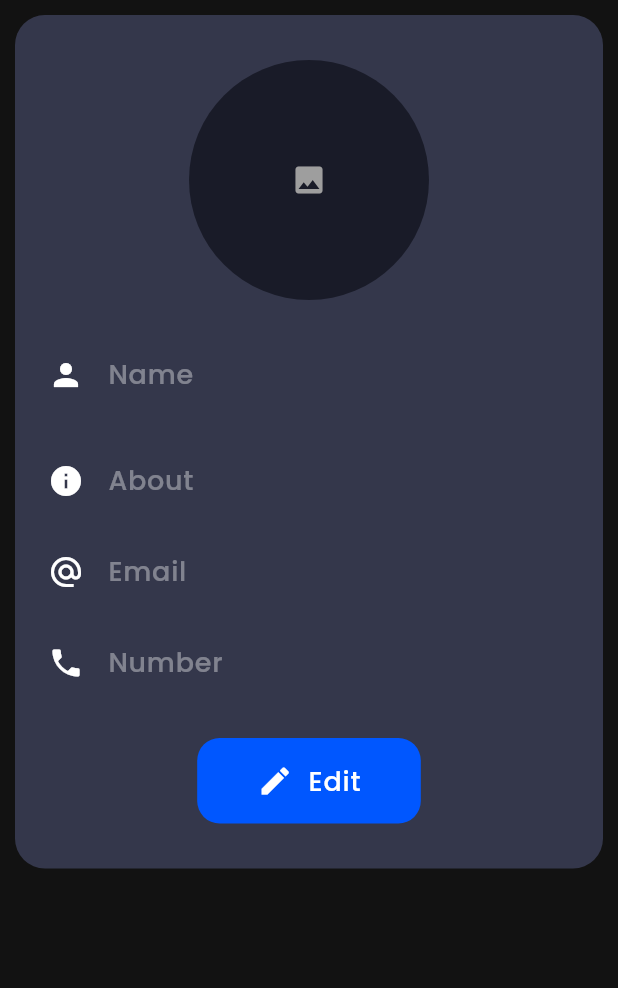
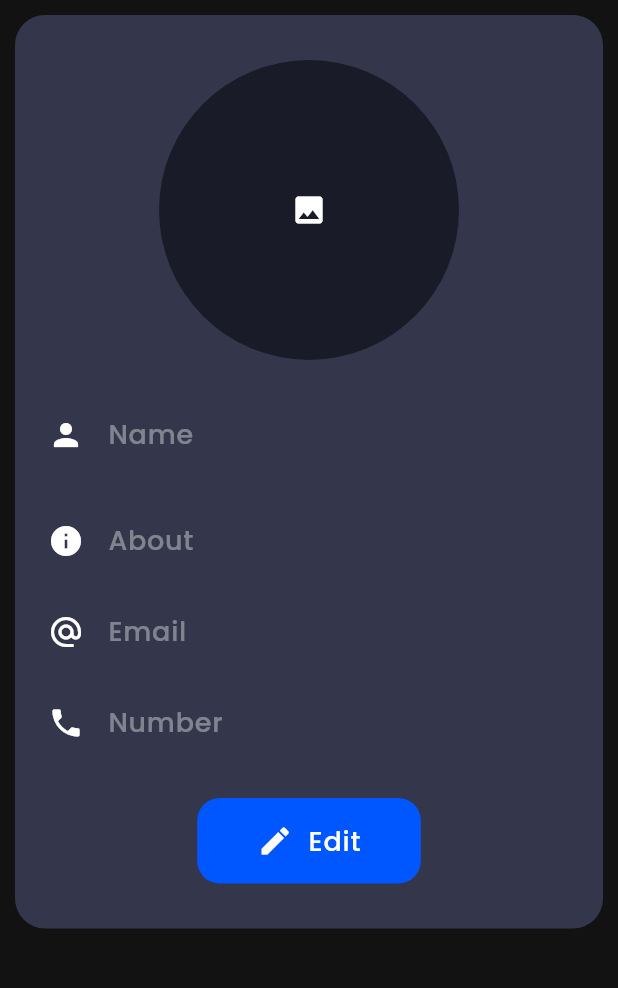
Before and after one commit to sismart286/SamparkChatApp_flutter, a Flutter app: the ProfilePage screen opened directly, on a phone screen of 412 x 824 dp, the part 84-1072 px from its top. Run offline on Flutter 3.47's test engine with Material 3 defaults, Android fonts, the phone set to English and light mode, and no system bars; our stand-ins replace cloud_firestore, firebase_auth, firebase_core, firebase_storage, flutter_svg, get and 2 more; missing offline and left inert: firebase_app_check; accounts and stored records are empty; statements that could not run were skipped.

Commit message:
update profile functionality is completed

```diff
--- a/lib/Controller/ImagePicker.dart
+++ b/lib/Controller/ImagePicker.dart
@@ -9,11 +9,9 @@ class ImagePickerController extends GetxController {
   Future<String> pickImage() async {
     final XFile? image = await picker.pickImage(source: ImageSource.gallery);
     if (image != null) {
-      log(image!.path.toString());
+      return image.path;
     } else {
-      log("Image not picked");
+      return "";
     }
-
-    return "";
   }
 }
--- a/lib/Pages/Home/HomePage.dart
+++ b/lib/Pages/Home/HomePage.dart
@@ -47,7 +47,6 @@ class _HomePageState extends State<HomePage> with TickerProviderStateMixin {
           ),
           IconButton(
             onPressed: () {
-              // Get.toNamed("/profilePage");
               Get.to(() => ProfilePage());
             },
             icon: Icon(Icons.more_vert),
--- a/lib/Pages/ProfilePage/ProfilePage.dart
+++ b/lib/Pages/ProfilePage/ProfilePage.dart
@@ -1,7 +1,9 @@
 import 'dart:developer';
+import 'dart:io';
 
 import 'package:flutter/material.dart';
 import 'package:get/get.dart';
+import 'package:sampark_chat_app_25/Controller/ImagePicker.dart';
 import 'package:sampark_chat_app_25/Controller/ProfileController.dart';
 import 'package:sampark_chat_app_25/Widgets/PrimaryButton.dart';
 
@@ -21,6 +23,10 @@ class ProfilePage extends StatelessWidget {
         text: profileController.currentUser.value.phoneNumber);
     TextEditingController about =
         TextEditingController(text: profileController.currentUser.value.about);
+    ImagePickerController imagePickerController =
+        Get.put(ImagePickerController());
+    RxString imagePath = "".obs;
+
     return Scaffold(
       appBar: AppBar(
         title: Text("Profile"),
@@ -44,15 +50,66 @@ class ProfilePage extends StatelessWidget {
                         Row(
                           mainAxisAlignment: MainAxisAlignment.center,
                           children: [
-                            CircleAvatar(
-                              backgroundColor:
-                                  Theme.of(context).colorScheme.background,
-                              radius: 80,
-                              child: Icon(Icons.image),
+                            Obx(
+                              () => isEdit.value
+                                  ? InkWell(
+                                      onTap: () async {
+                                        imagePath.value =
+                                            await imagePickerController
+                                                .pickImage();
+
+                                        log("imagePath: ${imagePath.value}");
+                                      },
+                                      child: Container(
+                                        height: 200,
+                                        width: 200,
+                                        decoration: BoxDecoration(
+                                          color: Theme.of(context)
+                                              .colorScheme
+                                              .background,
+                                          borderRadius:
+                                              BorderRadius.circular(100),
+                                        ),
+                                        child: imagePath.value == ""
+                                            ? Icon(Icons.add)
+                                            : ClipRRect(
+                                                borderRadius:
+                                                    BorderRadius.circular(100),
+                                                child: Image.file(
+                                                  File(imagePath.value),
+                                                  fit: BoxFit.cover,
+                                                ),
+                                              ),
+                                      ),
+                                    )
+                                  : Container(
+                                      height: 200,
+                                      width: 200,
+                                      decoration: BoxDecoration(
+                                        color: Theme.of(context)
+                                            .colorScheme
+                                            .background,
+                                        borderRadius:
+                                            BorderRadius.circular(100),
+                                      ),
+                                      child: profileController.currentUser.value
+                                                  .profileImage ==
+                                              ""
+                                          ? Icon(Icons.image)
+                                          : ClipRRect(
+                                              borderRadius:
+                                                  BorderRadius.circular(100),
+                                              child: Image.network(
+                                                profileController.currentUser
+                                                    .value.profileImage!,
+                                                fit: BoxFit.cover,
+                                              ),
+                                            ),
+                                    ),
                             ),
                           ],
                         ),
-                        SizedBox(height: 20),
+                        const SizedBox(height: 20),
                         Obx(
                           () => TextField(
                             controller: name,
@@ -60,14 +117,14 @@ class ProfilePage extends StatelessWidget {
                             decoration: InputDecoration(
                               filled: isEdit.value,
                               labelText: "Name",
-                              prefixIcon: Icon(
+                              prefixIcon: const Icon(
                                 Icons.person,
                                 color: Colors.white,
                               ),
                             ),
                           ),
                         ),
-                        SizedBox(height: 10),
+                        const SizedBox(height: 10),
                         Obx(
                           () => TextField(
                             controller: about,
@@ -117,7 +174,13 @@ class ProfilePage extends StatelessWidget {
                                   ? PrimaryButton(
                                       btnName: "Save",
                                       icon: Icons.save,
-                                      ontap: () {
+                                      ontap: () async {
+                                        await profileController.updateProfile(
+                                          imagePath.value,
+                                          name.text,
+                                          about.text,
+                                          phone.text,
+                                        );
                                         isEdit.value = false;
                                       },
                                     )
```
Also changed, not shown: lib/Controller/ProfileController.dart (+50 -0 lines), 1 other file.
